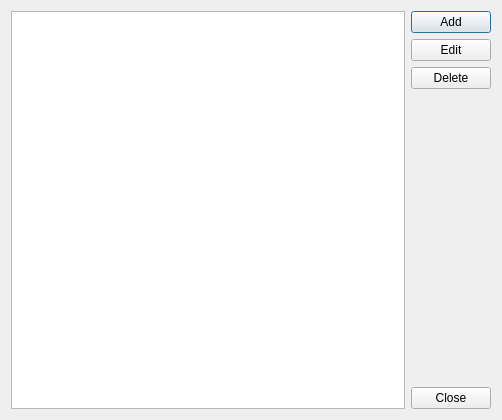
Above: src/forms/employeedialog.ui from fverco/CompanyCovidQuery before the change. Below: the same form after it.
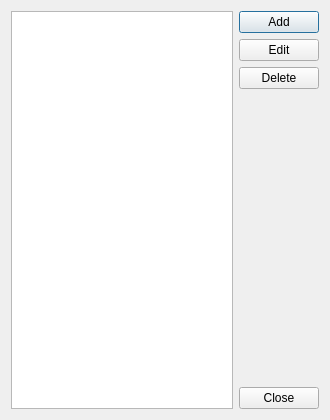
That is the form after the change.

Commit message:
Resize and set minimum size for EmployeeDialog
Change the size of EmployeeDialog to be more practical.

```diff
--- a/src/forms/employeedialog.ui
+++ b/src/forms/employeedialog.ui
@@ -6,10 +6,16 @@
    <rect>
     <x>0</x>
     <y>0</y>
-    <width>502</width>
+    <width>330</width>
     <height>420</height>
    </rect>
   </property>
+  <property name="minimumSize">
+   <size>
+    <width>330</width>
+    <height>420</height>
+   </size>
+  </property>
   <property name="windowTitle">
    <string>Employees</string>
   </property>
```
